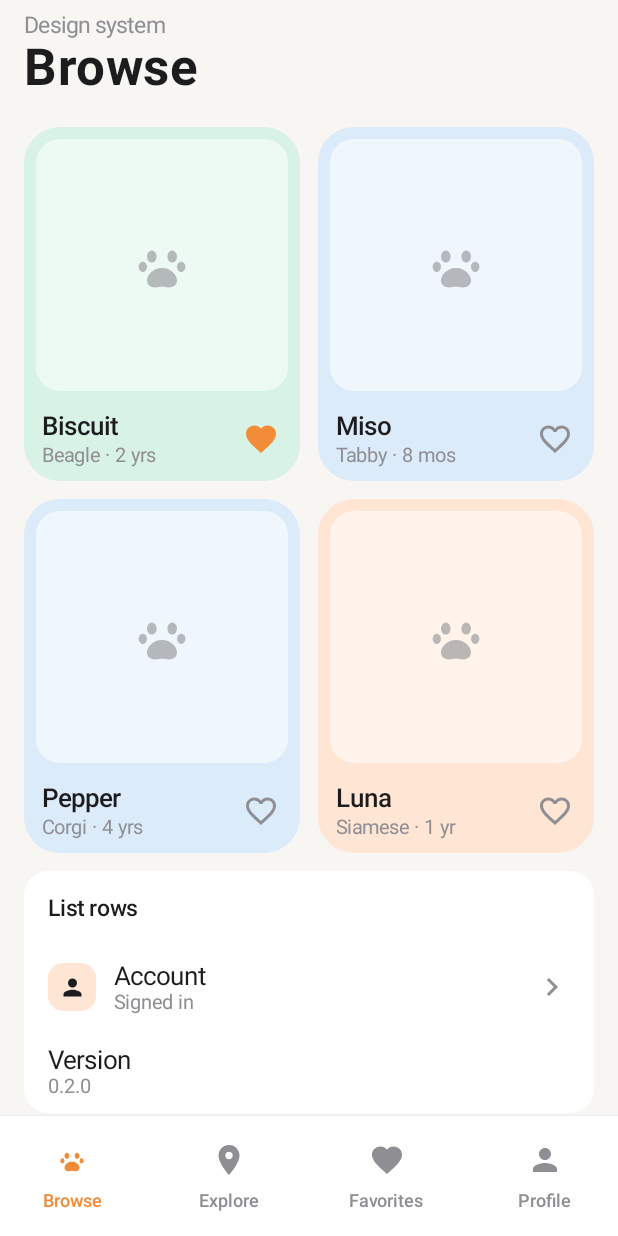
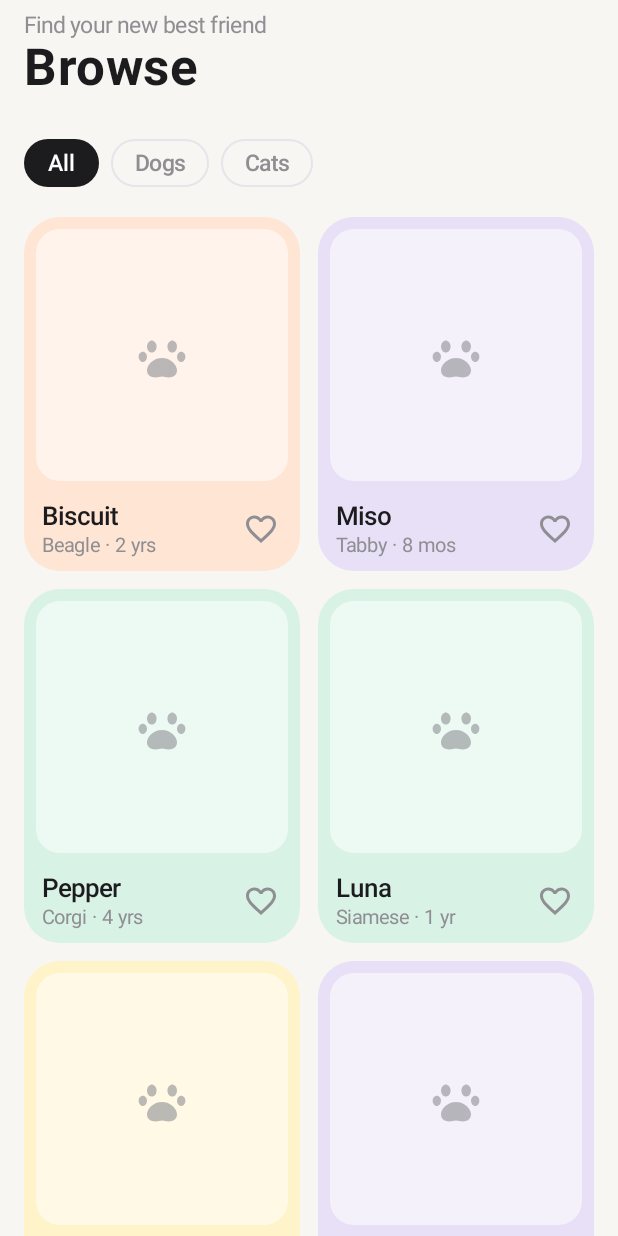
Before and after one commit to aakocval/pet-adopt, an Android app built with Jetpack Compose: the screen it shows after launch (MainActivity), after a tap on "Biscuit", on a phone screen of 412 x 824 dp. Run offline under Robolectric (Android 15) with nearby library versions, the phone set to English and light mode, and no system bars; our stand-ins replace Dagger/Hilt's generated code; libraries missing offline, so code that uses them is left out: androidx.hilt.lifecycle.

Commit message:
feat(app): host the Browse graph and replace the design system gallery

```diff
--- a/app/src/main/kotlin/io/github/aakocval/petadopt/MainActivity.kt
+++ b/app/src/main/kotlin/io/github/aakocval/petadopt/MainActivity.kt
@@ -4,12 +4,25 @@ import android.os.Bundle
 import androidx.activity.ComponentActivity
 import androidx.activity.compose.setContent
 import androidx.activity.enableEdgeToEdge
+import androidx.compose.foundation.layout.padding
+import androidx.compose.material3.MaterialTheme
+import androidx.compose.material3.Scaffold
+import androidx.compose.material3.SnackbarHost
+import androidx.compose.material3.SnackbarHostState
+import androidx.compose.runtime.remember
+import androidx.compose.ui.Modifier
+import androidx.navigation.compose.NavHost
+import androidx.navigation.compose.rememberNavController
 import dagger.hilt.android.AndroidEntryPoint
-import io.github.aakocval.petadopt.core.designsystem.DesignSystemGallery
 import io.github.aakocval.petadopt.core.designsystem.theme.PetAdoptTheme
+import io.github.aakocval.petadopt.feature.browse.navigation.BrowseGraph
+import io.github.aakocval.petadopt.feature.browse.navigation.browseGraph
 
 /**
- * Single activity. Hosts the Compose tree inside [PetAdoptTheme]; navigation plugs in here in M3.
+ * Single activity. Hosts the Compose tree inside [PetAdoptTheme].
+ *
+ * For now it wires one feature graph directly; M3 moves this into an AppNavHost with bottom
+ * navigation and per-tab back stacks.
  */
 @AndroidEntryPoint
 class MainActivity : ComponentActivity() {
@@ -18,7 +31,23 @@ class MainActivity : ComponentActivity() {
         enableEdgeToEdge()
         setContent {
             PetAdoptTheme {
-                DesignSystemGallery()
+                val navController = rememberNavController()
+                val snackbarHostState = remember { SnackbarHostState() }
+                Scaffold(
+                    containerColor = MaterialTheme.colorScheme.background,
+                    snackbarHost = { SnackbarHost(snackbarHostState) },
+                ) { padding ->
+                    NavHost(
+                        navController = navController,
+                        startDestination = BrowseGraph,
+                        modifier = Modifier.padding(padding),
+                    ) {
+                        browseGraph(
+                            onPetClick = { /* Pet Detail arrives in M3. */ },
+                            onShowSnackbar = { message -> snackbarHostState.showSnackbar(message) },
+                        )
+                    }
+                }
             }
         }
     }
--- a/app/src/main/kotlin/io/github/aakocval/petadopt/core/designsystem/DesignSystemGallery.kt
+++ /dev/null
@@ -1,124 +0,0 @@
-package io.github.aakocval.petadopt.core.designsystem
-
-import androidx.compose.foundation.layout.Arrangement
-import androidx.compose.foundation.layout.Column
-import androidx.compose.foundation.layout.PaddingValues
-import androidx.compose.foundation.layout.fillMaxSize
-import androidx.compose.foundation.layout.padding
-import androidx.compose.foundation.lazy.grid.GridCells
-import androidx.compose.foundation.lazy.grid.GridItemSpan
-import androidx.compose.foundation.lazy.grid.LazyVerticalGrid
-import androidx.compose.foundation.lazy.grid.itemsIndexed
-import androidx.compose.material3.MaterialTheme
-import androidx.compose.material3.Scaffold
-import androidx.compose.material3.Surface
-import androidx.compose.material3.Text
-import androidx.compose.runtime.Composable
-import androidx.compose.runtime.getValue
-import androidx.compose.runtime.mutableIntStateOf
-import androidx.compose.runtime.mutableStateOf
-import androidx.compose.runtime.remember
-import androidx.compose.runtime.saveable.rememberSaveable
-import androidx.compose.runtime.setValue
-import androidx.compose.ui.Modifier
-import androidx.compose.ui.tooling.preview.PreviewLightDark
-import io.github.aakocval.petadopt.core.designsystem.component.BottomBarItem
-import io.github.aakocval.petadopt.core.designsystem.component.LargeTitle
-import io.github.aakocval.petadopt.core.designsystem.component.ListRow
-import io.github.aakocval.petadopt.core.designsystem.component.PetAdoptBottomBar
-import io.github.aakocval.petadopt.core.designsystem.component.PetTile
-import io.github.aakocval.petadopt.core.designsystem.icon.PetAdoptIcons
-import io.github.aakocval.petadopt.core.designsystem.theme.PetAdoptTheme
-import io.github.aakocval.petadopt.core.designsystem.theme.Spacing
-
-/**
- * Temporary launch screen that shows every design system component together.
- * Replaced by the real navigation host in M3.
- */
-@Composable
-fun DesignSystemGallery(modifier: Modifier = Modifier) {
-    val tabs =
-        remember {
-            listOf(
-                BottomBarItem("Browse", PetAdoptIcons.Paw),
-                BottomBarItem("Explore", PetAdoptIcons.MapPin),
-                BottomBarItem("Favorites", PetAdoptIcons.Heart),
-                BottomBarItem("Profile", PetAdoptIcons.Person),
-            )
-        }
-    var selectedTab by rememberSaveable { mutableIntStateOf(0) }
-    var favorites by remember { mutableStateOf(setOf("biscuit")) }
-
-    Scaffold(
-        modifier = modifier,
-        containerColor = MaterialTheme.colorScheme.background,
-        bottomBar = { PetAdoptBottomBar(items = tabs, selectedIndex = selectedTab, onSelect = { selectedTab = it }) },
-    ) { padding ->
-        LazyVerticalGrid(
-            columns = GridCells.Fixed(2),
-            modifier =
-                Modifier
-                    .fillMaxSize()
-                    .padding(padding),
-            contentPadding = PaddingValues(bottom = Spacing.xl),
-            horizontalArrangement = Arrangement.spacedBy(Spacing.md),
-            verticalArrangement = Arrangement.spacedBy(Spacing.md),
-        ) {
-            item(span = { GridItemSpan(maxLineSpan) }, key = "title") {
-                LargeTitle(title = "Browse", subtitle = "Design system")
-            }
-            itemsIndexed(SamplePets, key = { _, pet -> pet.id }) { index, pet ->
-                PetTile(
-                    name = pet.name,
-                    subtitle = pet.subtitle,
-                    tileColor = PetAdoptTheme.colors.tileFor(pet.id),
-                    isFavorite = pet.id in favorites,
-                    onClick = {},
-                    onToggleFavorite = { fav -> favorites = if (fav) favorites + pet.id else favorites - pet.id },
-                    modifier =
-                        Modifier.padding(
-                            start = if (index % 2 == 0) Spacing.screenHorizontal else Spacing.none,
-                            end = if (index % 2 == 1) Spacing.screenHorizontal else Spacing.none,
-                        ),
-                )
-            }
-            item(span = { GridItemSpan(maxLineSpan) }, key = "rows") {
-                Surface(
-                    modifier = Modifier.padding(horizontal = Spacing.screenHorizontal),
-                    shape = MaterialTheme.shapes.medium,
-                    color = MaterialTheme.colorScheme.surface,
-                ) {
-                    Column {
-                        Text(
-                            text = "List rows",
-                            style = MaterialTheme.typography.titleSmall,
-                            modifier = Modifier.padding(Spacing.lg),
-                        )
-                        ListRow(title = "Account", subtitle = "Signed in", icon = PetAdoptIcons.Person, onClick = {})
-                        ListRow(title = "Version", subtitle = "0.2.0")
-                    }
-                }
-            }
-        }
-    }
-}
-
-private data class SamplePet(
-    val id: String,
-    val name: String,
-    val subtitle: String,
-)
-
-private val SamplePets =
-    listOf(
-        SamplePet("biscuit", "Biscuit", "Beagle · 2 yrs"),
-        SamplePet("miso", "Miso", "Tabby · 8 mos"),
-        SamplePet("pepper", "Pepper", "Corgi · 4 yrs"),
-        SamplePet("luna", "Luna", "Siamese · 1 yr"),
-    )
-
-@PreviewLightDark
-@Composable
-private fun DesignSystemGalleryPreview() {
-    PetAdoptTheme { DesignSystemGallery() }
-}
```
